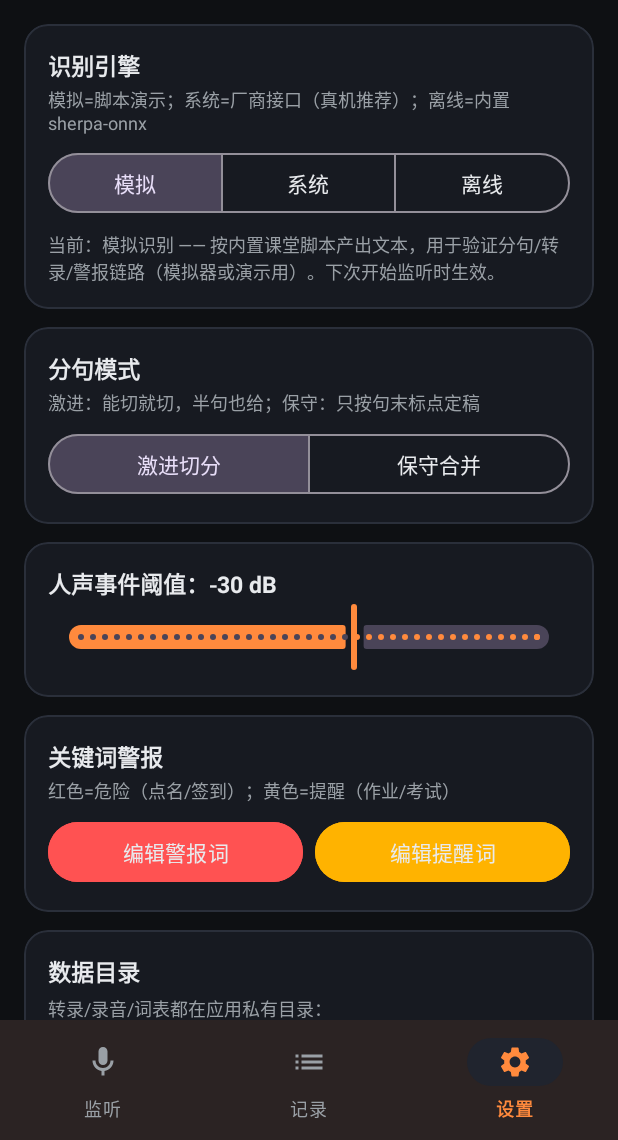
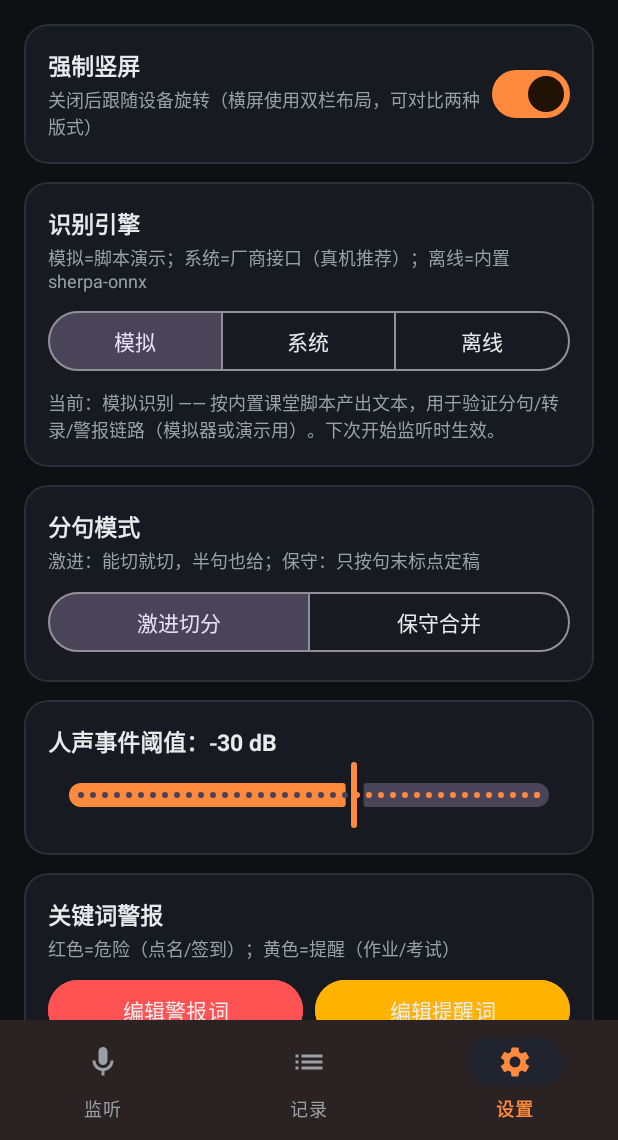
Before and after one commit to Infe1/ClassFoxDroid, an Android app: the screen it shows after launch (MainActivity), item 3 of the bottom bar chosen, on a phone screen of 412 x 824 dp, the part 96-1236 px from its top. Run offline under Robolectric (Android 15) with nearby library versions, the light colour scheme and no system bars; 1 statement that could not run was skipped.

Commit message:
v0.8.1: 默认强制竖屏 + 设置可关闭对比；横屏专用双栏监听布局(layout-land)；实例3竖/横两版截图+横屏会话验证通过

```diff
--- a/app/build.gradle
+++ b/app/build.gradle
@@ -11,8 +11,8 @@ android {
         applicationId "com.classfox.mobile.clean"
         minSdk 26
         targetSdk 34
-        versionCode 8
-        versionName "0.8.0"
+        versionCode 9
+        versionName "0.8.1"
     }
 
     buildTypes {
--- a/app/src/main/java/com/classfox/droid/MainActivity.kt
+++ b/app/src/main/java/com/classfox/droid/MainActivity.kt
@@ -57,6 +57,7 @@ class MainActivity : AppCompatActivity() {
         super.onCreate(savedInstanceState)
         binding = ActivityMainBinding.inflate(layoutInflater)
         setContentView(binding.root)
+        applyOrientation()
 
         registerReceiver(
             eventReceiver, IntentFilter(RecorderService.ACTION_EVENT),
@@ -78,6 +79,15 @@ class MainActivity : AppCompatActivity() {
         }
     }
 
+    /** 默认强制竖屏（手机习惯）；设置页可切回跟随系统做横竖对比 */
+    fun applyOrientation() {
+        requestedOrientation =
+            if (Prefs.forcePortrait(this))
+                android.content.pm.ActivityInfo.SCREEN_ORIENTATION_PORTRAIT
+            else
+                android.content.pm.ActivityInfo.SCREEN_ORIENTATION_FULL_SENSOR
+    }
+
     private fun show(f: Fragment) {
         supportFragmentManager.beginTransaction()
             .replace(R.id.container, f)
--- a/app/src/main/java/com/classfox/droid/Prefs.kt
+++ b/app/src/main/java/com/classfox/droid/Prefs.kt
@@ -12,6 +12,10 @@ object Prefs {
     const val ASR_OFFLINE = "offline"
     const val KEY_SPLIT_MODE = "split_mode"
     const val KEY_THRESHOLD = "threshold_db"
+    const val KEY_FORCE_PORTRAIT = "force_portrait"
+
+    fun forcePortrait(ctx: Context): Boolean = get(ctx).getBoolean(KEY_FORCE_PORTRAIT, true)
+    fun setForcePortrait(ctx: Context, v: Boolean) = get(ctx).edit().putBoolean(KEY_FORCE_PORTRAIT, v).apply()
 
     fun get(ctx: Context) = ctx.getSharedPreferences(FILE, Context.MODE_PRIVATE)
 
--- a/app/src/main/java/com/classfox/droid/SettingsFragment.kt
+++ b/app/src/main/java/com/classfox/droid/SettingsFragment.kt
@@ -26,6 +26,12 @@ class SettingsFragment : Fragment() {
     }
 
     override fun onViewCreated(view: View, savedInstanceState: Bundle?) {
+        b.switchPortrait.isChecked = Prefs.forcePortrait(requireContext())
+        b.switchPortrait.setOnCheckedChangeListener { _, checked ->
+            Prefs.setForcePortrait(requireContext(), checked)
+            (activity as? MainActivity)?.applyOrientation()
+        }
+
         b.toggleEngine.check(
             when (Prefs.asrMode(requireContext())) {
                 Prefs.ASR_SYSTEM -> R.id.btnEngineSystem
--- a/app/src/main/res/layout/fragment_settings.xml
+++ b/app/src/main/res/layout/fragment_settings.xml
@@ -12,11 +12,55 @@
         android:orientation="vertical"
         android:padding="16dp">
 
+        <!-- 界面 -->
+        <com.google.android.material.card.MaterialCardView
+            style="@style/CFCard"
+            android:layout_width="match_parent"
+            android:layout_height="wrap_content">
+
+            <LinearLayout
+                android:layout_width="match_parent"
+                android:layout_height="wrap_content"
+                android:gravity="center_vertical"
+                android:orientation="horizontal"
+                android:padding="16dp">
+
+                <LinearLayout
+                    android:layout_width="0dp"
+                    android:layout_height="wrap_content"
+                    android:layout_weight="1"
+                    android:orientation="vertical">
+
+                    <TextView
+                        android:layout_width="wrap_content"
+                        android:layout_height="wrap_content"
+                        android:text="强制竖屏"
+                        android:textColor="@color/cf_text"
+                        android:textSize="15sp"
+                        android:textStyle="bold" />
+
+                    <TextView
+                        android:layout_width="wrap_content"
+                        android:layout_height="wrap_content"
+                        android:layout_marginTop="2dp"
+                        android:text="关闭后跟随设备旋转（横屏使用双栏布局，可对比两种版式）"
+                        android:textColor="@color/cf_text_dim"
+                        android:textSize="12sp" />
+                </LinearLayout>
+
+                <com.google.android.material.materialswitch.MaterialSwitch
+                    android:id="@+id/switchPortrait"
+                    android:layout_width="wrap_content"
+                    android:layout_height="wrap_content" />
+            </LinearLayout>
+        </com.google.android.material.card.MaterialCardView>
+
         <!-- 识别引擎 -->
         <com.google.android.material.card.MaterialCardView
             style="@style/CFCard"
             android:layout_width="match_parent"
-            android:layout_height="wrap_content">
+            android:layout_height="wrap_content"
+            android:layout_marginTop="12dp">
 
             <LinearLayout
                 android:layout_width="match_parent"
```
Also changed, not shown: app/src/main/res/layout-land/fragment_listen.xml (added, +320 -0 lines).
